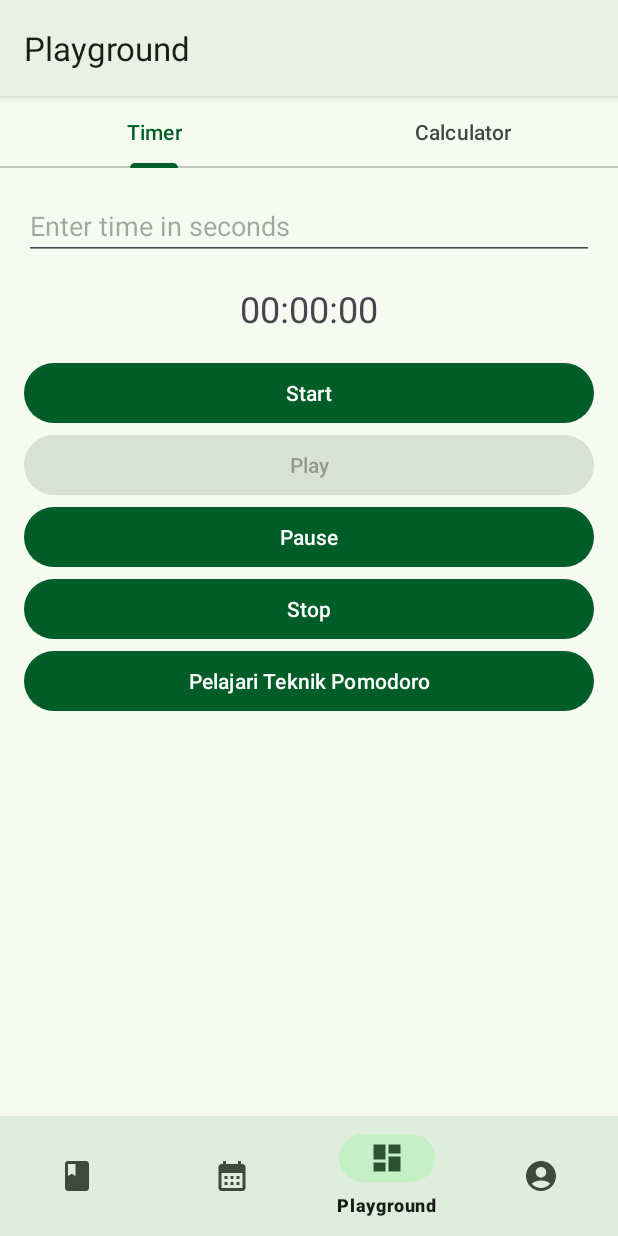
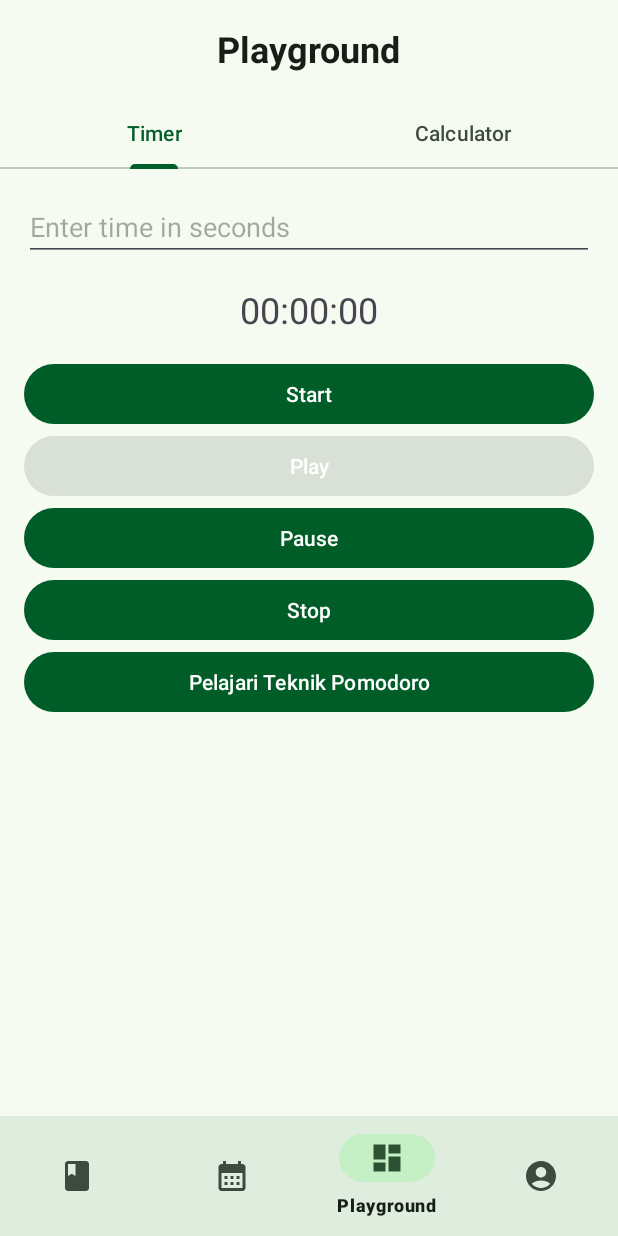
Before and after one commit to Ridlo543/share-task-app, an Android app: the PlaygroundFragment screen opened through its navigation route, on a phone screen of 412 x 824 dp. Run offline under Robolectric (Android 15) with nearby library versions, the phone set to English and light mode, and no system bars; our stand-ins replace navigation-ui; libraries missing offline, so code that uses them is left out: com.github.clans.fab, com.jakewharton.threetenabp; 6 statements that could not run were skipped.

Commit message:
Update theme colors and add title to calendar and playground fragments

```diff
--- a/app/src/main/java/com/l0122138/ridlo/sharetaskapp/MainActivity.kt
+++ b/app/src/main/java/com/l0122138/ridlo/sharetaskapp/MainActivity.kt
@@ -29,10 +29,8 @@ class MainActivity : AppCompatActivity() {
         ActivityResultContracts.RequestPermission()
     ) { isGranted: Boolean ->
         if (isGranted) {
-            // Permission granted, you can proceed with notifications
             Toast.makeText(this, "Notification permission granted", Toast.LENGTH_SHORT).show()
         } else {
-            // Permission denied, notify the user about the importance of this permission
             AlertDialog.Builder(this)
                 .setTitle("Notification Permission Needed")
                 .setMessage("This app needs the Notification permission to notify you when the timer finishes. Please enable it in the app settings.")
@@ -75,6 +73,17 @@ class MainActivity : AppCompatActivity() {
         setupActionBarWithNavController(navController, appBarConfiguration)
         navView.setupWithNavController(navController)
 
+        navController.addOnDestinationChangedListener { _, destination, _ ->
+            when (destination.id) {
+                R.id.navigation_home,
+                R.id.navigation_calendar,
+                R.id.navigation_playground,
+                R.id.navigation_profile -> hideActionBar()
+
+                else -> showActionBar()
+            }
+        }
+
         checkNotificationPermission()
     }
 
@@ -89,7 +98,6 @@ class MainActivity : AppCompatActivity() {
                 }
 
                 else -> {
-                    // Request the permission
                     requestPermissionLauncher.launch(Manifest.permission.POST_NOTIFICATIONS)
                 }
             }
--- a/app/src/main/java/com/l0122138/ridlo/sharetaskapp/ui/home/HomeFragment.kt
+++ b/app/src/main/java/com/l0122138/ridlo/sharetaskapp/ui/home/HomeFragment.kt
@@ -39,6 +39,7 @@ class HomeFragment : Fragment(), ClassAdapter.OnClassActionListener {
     private lateinit var classAdapter: ClassAdapter
     private lateinit var classViewModel: ClassViewModel
     private lateinit var currentDateTime: TextView
+    private lateinit var noTasksTextView: TextView
 
     private val handler = Handler(Looper.getMainLooper())
     private val updateTimeRunnable = object : Runnable {
@@ -61,6 +62,7 @@ class HomeFragment : Fragment(), ClassAdapter.OnClassActionListener {
         fabCreateClass = view.findViewById(R.id.fab_create_class)
         progressBar = view.findViewById(R.id.progressBar)
         currentDateTime = view.findViewById(R.id.currentDateTime)
+        noTasksTextView = view.findViewById(R.id.noTasksTextView)
 
         recyclerView.layoutManager = LinearLayoutManager(context)
         classAdapter = ClassAdapter(mutableListOf(), this)
@@ -74,7 +76,7 @@ class HomeFragment : Fragment(), ClassAdapter.OnClassActionListener {
             showCreateClassDialog()
         }
 
-        (activity as MainActivity).hideActionBar()
+//        (activity as MainActivity).hideActionBar()
 
         return view
     }
@@ -86,6 +88,7 @@ class HomeFragment : Fragment(), ClassAdapter.OnClassActionListener {
 
         classViewModel.classes.observe(viewLifecycleOwner) { classes ->
             classAdapter.setData(classes)
+            noTasksTextView.visibility = if (classes.isEmpty()) View.VISIBLE else View.GONE
         }
 
         classViewModel.loading.observe(viewLifecycleOwner) { isLoading ->
@@ -97,15 +100,15 @@ class HomeFragment : Fragment(), ClassAdapter.OnClassActionListener {
         handler.post(updateTimeRunnable)
     }
 
-//    override fun onResume() {
+    //    override fun onResume() {
 //        super.onResume()
 //        (activity as MainActivity).hideActionBar()
 //    }
 
-    override fun onPause() {
-        super.onPause()
-        (activity as MainActivity).showActionBar()
-    }
+//    override fun onPause() {
+//        super.onPause()
+//        (activity as MainActivity).showActionBar()
+//    }
 
     override fun onDestroyView() {
         super.onDestroyView()
--- a/app/src/main/res/layout/fragment_calculator.xml
+++ b/app/src/main/res/layout/fragment_calculator.xml
@@ -35,23 +35,27 @@
         android:id="@+id/btnAdd"
         android:layout_width="match_parent"
         android:layout_height="wrap_content"
+        android:textColor="@color/md_theme_onPrimaryContainer"
         android:text="@string/add" />
 
     <Button
         android:id="@+id/btnSubtract"
         android:layout_width="match_parent"
         android:layout_height="wrap_content"
+        android:textColor="@color/md_theme_onPrimaryContainer"
         android:text="@string/subtract" />
 
     <Button
         android:id="@+id/btnMultiply"
         android:layout_width="match_parent"
         android:layout_height="wrap_content"
+        android:textColor="@color/md_theme_onPrimaryContainer"
         android:text="@string/multiply" />
 
     <Button
         android:id="@+id/btnDivide"
         android:layout_width="match_parent"
         android:layout_height="wrap_content"
+        android:textColor="@color/md_theme_onPrimaryContainer"
         android:text="@string/divide" />
 </LinearLayout>
--- a/app/src/main/res/layout/fragment_playground.xml
+++ b/app/src/main/res/layout/fragment_playground.xml
@@ -4,6 +4,8 @@
     android:layout_width="match_parent"
     android:layout_height="match_parent"
     tools:context=".ui.playground.PlaygroundFragment">
+
+
 
     <!--    <ImageView-->
     <!--        android:id="@+id/backgroundImage"-->
@@ -19,6 +21,17 @@
         android:orientation="vertical">
 
         <!-- TabLayout -->
+        <TextView
+            android:id="@+id/titleCalendar"
+            android:layout_width="wrap_content"
+            android:layout_height="wrap_content"
+            android:layout_marginVertical="16dp"
+            android:layout_gravity="center"
+            android:text="@string/title_playground"
+            android:textColor="@color/md_theme_onSurface"
+            android:textSize="24sp"
+            android:textStyle="bold" />
+
         <com.google.android.material.tabs.TabLayout
             android:id="@+id/tabLayout"
             android:layout_width="match_parent"
--- a/app/src/main/res/layout/fragment_timer.xml
+++ b/app/src/main/res/layout/fragment_timer.xml
@@ -28,32 +28,37 @@
         android:id="@+id/startButton"
         android:layout_width="match_parent"
         android:layout_height="wrap_content"
-        android:text="@string/start" />
+        android:text="@string/start"
+        android:textColor="@color/md_theme_onPrimaryContainer" />
 
     <Button
         android:id="@+id/playButton"
         android:layout_width="match_parent"
         android:layout_height="wrap_content"
         android:enabled="false"
-        android:text="@string/play" />
+        android:text="@string/play"
+        android:textColor="@color/md_theme_onPrimaryContainer" />
 
     <Button
         android:id="@+id/pauseButton"
         android:layout_width="match_parent"
         android:layout_height="wrap_content"
         android:enabled="false"
-        android:text="@string/pause" />
+        android:text="@string/pause"
+        android:textColor="@color/md_theme_onPrimaryContainer" />
 
     <Button
         android:id="@+id/stopButton"
         android:layout_width="match_parent"
         android:layout_height="wrap_content"
-        android:text="@string/stop" />
+        android:text="@string/stop"
+        android:textColor="@color/md_theme_onPrimaryContainer" />
 
     <Button
         android:id="@+id/pomodoroInfoButton"
         android:layout_width="match_parent"
         android:layout_height="wrap_content"
-        android:text="@string/pomodoro_info_button" />
+        android:text="@string/pomodoro_info_button"
+        android:textColor="@color/md_theme_onPrimaryContainer" />
 
 </LinearLayout>
--- a/app/src/main/res/values-night/themes.xml
+++ b/app/src/main/res/values-night/themes.xml
@@ -1,6 +1,6 @@
 <resources>
     <style name="AppTheme" parent="Theme.Material3.Dark">
-        <item name="colorPrimary">@color/md_theme_primary</item>
+        <item name="colorPrimary">#005D27</item>
         <item name="colorOnPrimary">@color/md_theme_onPrimary</item>
         <item name="colorPrimaryContainer">@color/md_theme_primaryContainer</item>
         <item name="colorOnPrimaryContainer">@color/md_theme_onPrimaryContainer</item>
--- a/app/src/main/res/values/strings.xml
+++ b/app/src/main/res/values/strings.xml
@@ -70,5 +70,6 @@
 
     <string name="pomodoro_info">Teknik Pomodoro adalah metode manajemen waktu yang mengharuskan belajar/bekerja dalam blok waktu singkat (biasanya 25 menit), diikuti dengan istirahat singkat (biasanya 5 menit). Manfaatkan Teknik Pomodoro untuk meningkatkan fokus, produktivitas, dan kesejahteraan Anda selama bekerja.</string>
     <string name="pomodoro_info_button">Pelajari Teknik Pomodoro</string>
+    <string name="add_a_class_to_get_started">Add a class to get started!</string>
 
 </resources>
```
Also changed, not shown: app/src/main/res/layout/fragment_calendar.xml (+12 -0 lines), app/src/main/res/layout/fragment_home.xml (+16 -3 lines), app/src/main/res/layout/fragment_profile.xml (+6 -3 lines), 2 other files.
